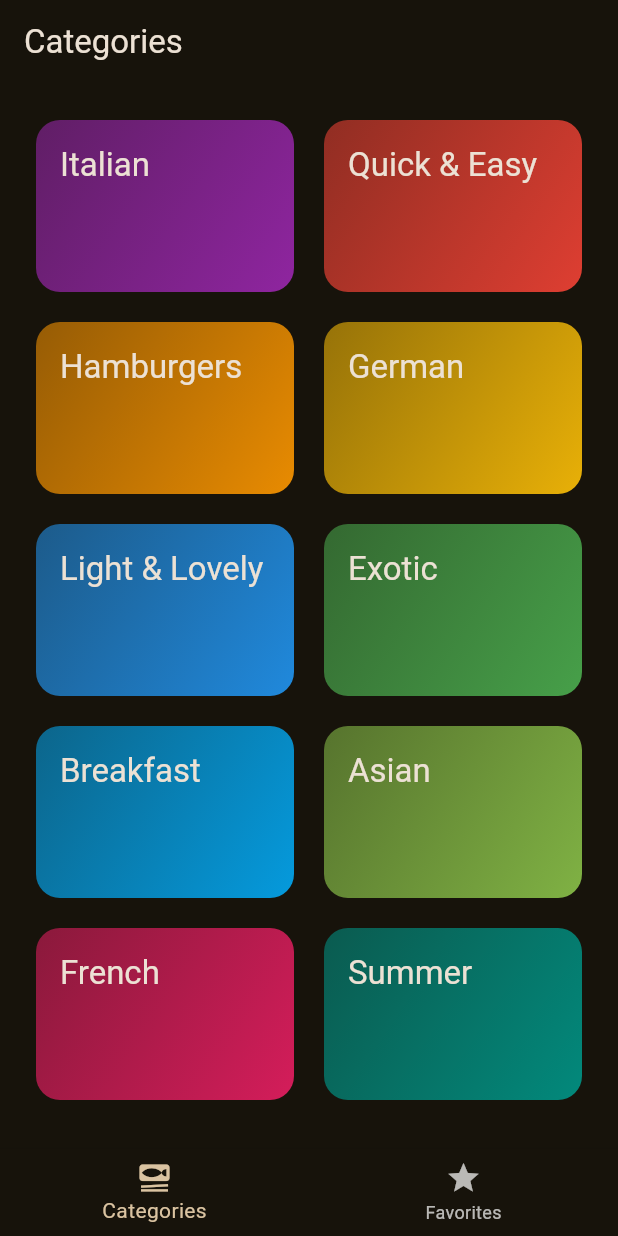
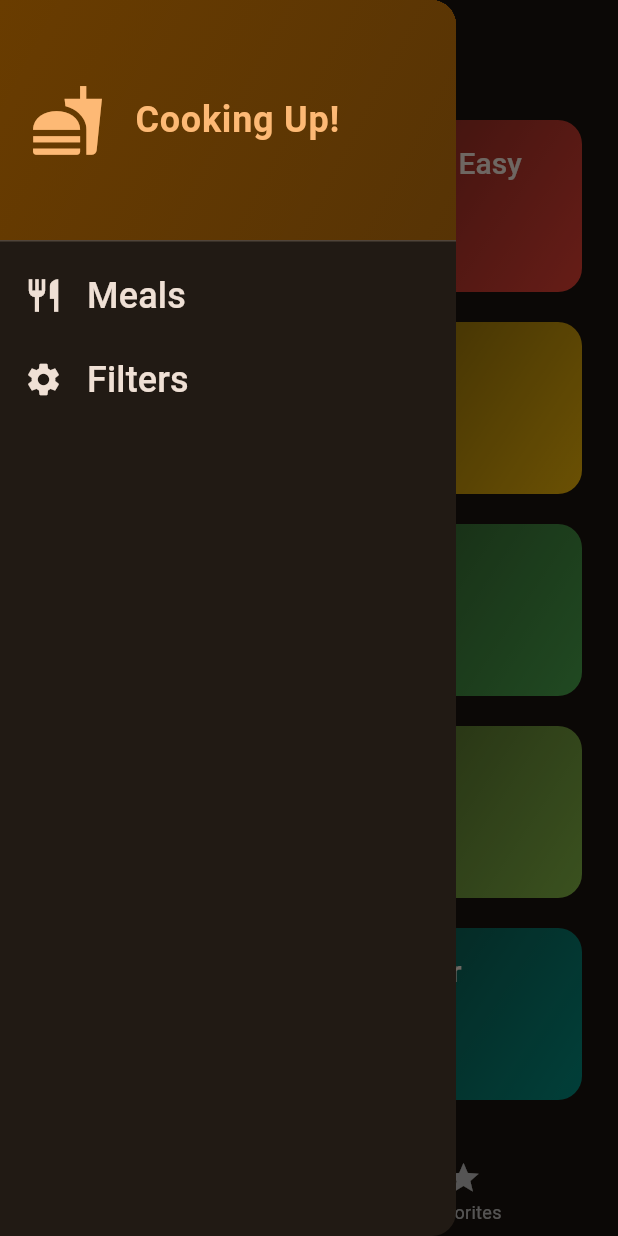
Before and after one commit to rajatverma311201/flutter-meals-app, a Flutter app: the screen it shows after launch, with the side drawer open (before the commit the screen has no drawer), on a phone screen of 412 x 824 dp. Run offline on Flutter 3.47's test engine with Material 2 defaults, Android fonts, the phone set to English and light mode, and no system bars; our stand-ins replace flutter_riverpod, transparent_image.

Commit message:
added filters screen

```diff
--- a/lib/main.dart
+++ b/lib/main.dart
@@ -6,7 +6,7 @@ final theme = ThemeData(
   useMaterial3: true,
   colorScheme: ColorScheme.fromSeed(
     brightness: Brightness.dark,
-    seedColor: const Color.fromARGB(255, 237, 175, 51),
+    seedColor: Colors.orange,
   ),
 );
 
@@ -21,7 +21,7 @@ class App extends StatelessWidget {
   Widget build(BuildContext context) {
     return MaterialApp(
       theme: theme,
-      home: const TabsScreen(),
+      home: const SafeArea(child: TabsScreen()),
     );
   }
 }
--- a/lib/screens/tabs.dart
+++ b/lib/screens/tabs.dart
@@ -1,7 +1,9 @@
 import 'package:flutter/material.dart';
 import 'package:meals_app/models/meal.dart';
 import 'package:meals_app/screens/categories.dart';
+import 'package:meals_app/screens/filters.dart';
 import 'package:meals_app/screens/meals.dart';
+import 'package:meals_app/widgets/main_drawer.dart';
 
 class TabsScreen extends StatefulWidget {
   const TabsScreen({super.key});
@@ -38,6 +40,17 @@ class _TabsScreenState extends State<TabsScreen> {
     });
   }
 
+  void _selectScreen(String identifier) {
+    Navigator.of(context).pop();
+    if (identifier == 'filters') {
+      Navigator.of(context).push(
+        MaterialPageRoute(
+          builder: (ctx) => const FiltersScreen(),
+        ),
+      );
+    }
+  }
+
   @override
   Widget build(BuildContext context) {
     Widget activePage = CategoriesScreen(
@@ -57,6 +70,7 @@ class _TabsScreenState extends State<TabsScreen> {
         title: Text(activePageTitle),
       ),
       body: activePage,
+      drawer: MainDrawer(onSelectScreen: _selectScreen),
       bottomNavigationBar: BottomNavigationBar(
         onTap: _onSelectPage,
         currentIndex: _selectedPageIndex,
--- a/lib/widgets/category_grid_item.dart
+++ b/lib/widgets/category_grid_item.dart
@@ -24,7 +24,7 @@ class CategoryGridItem extends StatelessWidget {
             borderRadius: BorderRadius.circular(16),
             gradient: LinearGradient(
               colors: [
-                category.color.withOpacity(0.55),
+                category.color.withOpacity(0.4),
                 category.color.withOpacity(0.9),
               ],
               begin: Alignment.topLeft,
@@ -33,6 +33,8 @@ class CategoryGridItem extends StatelessWidget {
         child: Text(
           category.title,
           style: Theme.of(context).textTheme.titleLarge!.copyWith(
+                fontWeight: FontWeight.w500,
+                fontSize: 20,
                 color: Theme.of(context).colorScheme.onBackground,
               ),
         ),
--- /dev/null
+++ b/lib/widgets/main_drawer.dart
@@ -0,0 +1,86 @@
+import 'package:flutter/material.dart';
+
+class MainDrawer extends StatelessWidget {
+  const MainDrawer({super.key, required this.onSelectScreen});
+
+  final void Function(String identifier) onSelectScreen;
+
+  @override
+  Widget build(BuildContext context) {
+    return Drawer(
+      child: Column(
+        children: [
+          DrawerHeader(
+            padding: const EdgeInsets.all(20),
+            decoration: BoxDecoration(
+              gradient: LinearGradient(
+                colors: [
+                  Theme.of(context).colorScheme.primaryContainer,
+                  Theme.of(context)
+                      .colorScheme
+                      .primaryContainer
+                      .withOpacity(0.75),
+                ],
+                begin: Alignment.topLeft,
+                end: Alignment.bottomRight,
+              ),
+            ),
+            child: Row(
+              crossAxisAlignment: CrossAxisAlignment.center,
+              children: [
+                Icon(
+                  Icons.fastfood,
+                  size: 50,
+                  color: Theme.of(context).colorScheme.primary,
+                ),
+                const SizedBox(width: 20),
+                Text(
+                  "Cooking Up!",
+                  style: TextStyle(
+                    fontSize: 24,
+                    color: Theme.of(context).colorScheme.primary,
+                    fontWeight: FontWeight.bold,
+                  ),
+                ),
+              ],
+            ),
+          ),
+          ListTile(
+            leading: Icon(
+              Icons.restaurant,
+              size: 26,
+              color: Theme.of(context).colorScheme.onBackground,
+            ),
+            title: Text(
+              'Meals',
+              style: Theme.of(context).textTheme.titleSmall!.copyWith(
+                    color: Theme.of(context).colorScheme.onBackground,
+                    fontSize: 24,
+                  ),
+            ),
+            onTap: () {
+              onSelectScreen('meals');
+            },
+          ),
+          ListTile(
+            leading: Icon(
+              Icons.settings,
+              size: 26,
+              color: Theme.of(context).colorScheme.onBackground,
+            ),
+            title: Text(
+              'Filters',
+              style: Theme.of(context).textTheme.titleSmall!.copyWith(
+                    color: Theme.of(context).colorScheme.onBackground,
+                    fontSize: 24,
+                  ),
+            ),
+            onTap: () {
+              onSelectScreen('filters');
+            },
+          ),
+        ],
+      ),
+    );
+  }
+}
```
Also changed, not shown: lib/screens/filters.dart (added, +62 -0 lines), lib/widgets/filter_switch_item.dart (added, +38 -0 lines).
